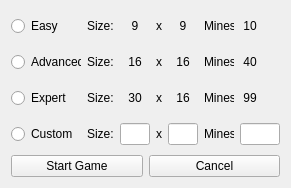
q-g-j/qminesweeper, file difficulty.ui: the form before one commit.
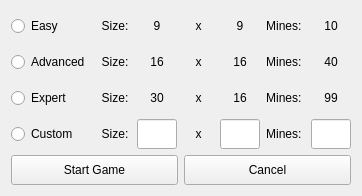
The form after the commit.

Commit message: fixed widget for choosing difficulty

Diff of the .ui file:
```diff
--- a/difficulty.ui
+++ b/difficulty.ui
@@ -6,12 +6,12 @@
    <rect>
     <x>0</x>
     <y>0</y>
-    <width>350</width>
-    <height>192</height>
+    <width>362</width>
+    <height>191</height>
    </rect>
   </property>
   <property name="sizePolicy">
-   <sizepolicy hsizetype="Fixed" vsizetype="Fixed">
+   <sizepolicy hsizetype="MinimumExpanding" vsizetype="MinimumExpanding">
     <horstretch>0</horstretch>
     <verstretch>0</verstretch>
    </sizepolicy>
@@ -20,25 +20,193 @@
    <string>Choose difficulty</string>
   </property>
   <layout class="QGridLayout" name="gridLayout_2">
-   <property name="sizeConstraint">
-    <enum>QLayout::SetFixedSize</enum>
-   </property>
+   <item row="1" column="0">
+    <layout class="QHBoxLayout" name="horizontalLayout">
+     <item>
+      <widget class="QPushButton" name="button_start">
+       <property name="sizePolicy">
+        <sizepolicy hsizetype="MinimumExpanding" vsizetype="MinimumExpanding">
+         <horstretch>0</horstretch>
+         <verstretch>0</verstretch>
+        </sizepolicy>
+       </property>
+       <property name="minimumSize">
+        <size>
+         <width>0</width>
+         <height>30</height>
+        </size>
+       </property>
+       <property name="maximumSize">
+        <size>
+         <width>16777215</width>
+         <height>50</height>
+        </size>
+       </property>
+       <property name="font">
+        <font>
+         <family>Arial</family>
+        </font>
+       </property>
+       <property name="text">
+        <string>Start Game</string>
+       </property>
+      </widget>
+     </item>
+     <item>
+      <widget class="QPushButton" name="button_cancel">
+       <property name="sizePolicy">
+        <sizepolicy hsizetype="MinimumExpanding" vsizetype="MinimumExpanding">
+         <horstretch>0</horstretch>
+         <verstretch>0</verstretch>
+        </sizepolicy>
+       </property>
+       <property name="minimumSize">
+        <size>
+         <width>0</width>
+         <height>0</height>
+        </size>
+       </property>
+       <property name="maximumSize">
+        <size>
+         <width>16777215</width>
+         <height>50</height>
+        </size>
+       </property>
+       <property name="font">
+        <font>
+         <family>Arial</family>
+        </font>
+       </property>
+       <property name="text">
+        <string>Cancel</string>
+       </property>
+      </widget>
+     </item>
+    </layout>
+   </item>
    <item row="0" column="0">
     <layout class="QGridLayout" name="gridLayout">
-     <item row="1" column="4">
-      <widget class="QLabel" name="label_medium_rows">
+     <item row="3" column="4" alignment="Qt::AlignHCenter|Qt::AlignVCenter">
+      <widget class="QLineEdit" name="lineEdit_custom_rows">
+       <property name="sizePolicy">
+        <sizepolicy hsizetype="MinimumExpanding" vsizetype="MinimumExpanding">
+         <horstretch>0</horstretch>
+         <verstretch>0</verstretch>
+        </sizepolicy>
+       </property>
+       <property name="minimumSize">
+        <size>
+         <width>30</width>
+         <height>30</height>
+        </size>
+       </property>
+       <property name="maximumSize">
+        <size>
+         <width>40</width>
+         <height>16777215</height>
+        </size>
+       </property>
+       <property name="font">
+        <font>
+         <family>Arial</family>
+        </font>
+       </property>
+       <property name="alignment">
+        <set>Qt::AlignCenter</set>
+       </property>
+      </widget>
+     </item>
+     <item row="0" column="5" alignment="Qt::AlignVCenter">
+      <widget class="QLabel" name="label_small_mines">
+       <property name="sizePolicy">
+        <sizepolicy hsizetype="MinimumExpanding" vsizetype="MinimumExpanding">
+         <horstretch>0</horstretch>
+         <verstretch>0</verstretch>
+        </sizepolicy>
+       </property>
+       <property name="minimumSize">
+        <size>
+         <width>30</width>
+         <height>30</height>
+        </size>
+       </property>
+       <property name="font">
+        <font>
+         <family>Arial</family>
+        </font>
+       </property>
        <property name="text">
-        <string>16</string>
+        <string>Mines: </string>
        </property>
        <property name="alignment">
         <set>Qt::AlignCenter</set>
        </property>
       </widget>
      </item>
-     <item row="1" column="1">
-      <widget class="QLabel" name="label_medium_size">
+     <item row="1" column="0" alignment="Qt::AlignVCenter">
+      <widget class="QRadioButton" name="radioButton_advanced">
        <property name="sizePolicy">
-        <sizepolicy hsizetype="Preferred" vsizetype="Fixed">
+        <sizepolicy hsizetype="MinimumExpanding" vsizetype="MinimumExpanding">
+         <horstretch>0</horstretch>
+         <verstretch>0</verstretch>
+        </sizepolicy>
+       </property>
+       <property name="minimumSize">
+        <size>
+         <width>80</width>
+         <height>30</height>
+        </size>
+       </property>
+       <property name="maximumSize">
+        <size>
+         <width>16777215</width>
+         <height>16777215</height>
+        </size>
+       </property>
+       <property name="font">
+        <font>
+         <family>Arial</family>
+        </font>
+       </property>
+       <property name="text">
+        <string>Advanced </string>
+       </property>
+      </widget>
+     </item>
+     <item row="3" column="0" alignment="Qt::AlignVCenter">
+      <widget class="QRadioButton" name="radioButton_custom">
+       <property name="sizePolicy">
+        <sizepolicy hsizetype="MinimumExpanding" vsizetype="MinimumExpanding">
+         <horstretch>0</horstretch>
+         <verstretch>0</verstretch>
+        </sizepolicy>
+       </property>
+       <property name="minimumSize">
+        <size>
+         <width>80</width>
+         <height>30</height>
+        </size>
+       </property>
+       <property name="maximumSize">
+        <size>
+         <width>16777215</width>
+         <height>16777215</height>
+        </size>
+       </property>
+       <property name="font">
+        <font>
+         <family>Arial</family>
+        </font>
+       </property>
+       <property name="text">
+        <string>Custom</string>
+       </property>
+      </widget>
+     </item>
+     <item row="3" column="3">
+      <widget class="QLabel" name="label_custom_x">
+       <property name="sizePolicy">
+        <sizepolicy hsizetype="MinimumExpanding" vsizetype="MinimumExpanding">
          <horstretch>0</horstretch>
          <verstretch>0</verstretch>
         </sizepolicy>
@@ -46,61 +214,139 @@
        <property name="minimumSize">
         <size>
          <width>0</width>
-         <height>30</height>
+         <height>0</height>
         </size>
        </property>
        <property name="maximumSize">
         <size>
-         <width>30</width>
-         <height>30</height>
+         <width>16777215</width>
+         <height>16777215</height>
         </size>
        </property>
+       <property name="font">
+        <font>
+         <family>Arial</family>
+        </font>
+       </property>
        <property name="text">
-        <string>Size:</string>
+        <string>x</string>
        </property>
        <property name="alignment">
-        <set>Qt::AlignLeading|Qt::AlignLeft|Qt::AlignVCenter</set>
+        <set>Qt::AlignCenter</set>
        </property>
       </widget>
      </item>
-     <item row="1" column="6">
-      <widget class="QLabel" name="label_medium_mines_value">
+     <item row="3" column="6" alignment="Qt::AlignVCenter">
+      <widget class="QLineEdit" name="lineEdit_custom_mines">
+       <property name="sizePolicy">
+        <sizepolicy hsizetype="MinimumExpanding" vsizetype="MinimumExpanding">
+         <horstretch>0</horstretch>
+         <verstretch>0</verstretch>
+        </sizepolicy>
+       </property>
+       <property name="minimumSize">
+        <size>
+         <width>30</width>
+         <height>30</height>
+        </size>
+       </property>
        <property name="maximumSize">
         <size>
          <width>40</width>
          <height>16777215</height>
         </size>
        </property>
-       <property name="layoutDirection">
-        <enum>Qt::LeftToRight</enum>
+       <property name="font">
+        <font>
+         <family>Arial</family>
+        </font>
        </property>
+       <property name="alignment">
+        <set>Qt::AlignCenter</set>
+       </property>
+      </widget>
+     </item>
+     <item row="2" column="0" alignment="Qt::AlignVCenter">
+      <widget class="QRadioButton" name="radioButton_expert">
+       <property name="sizePolicy">
+        <sizepolicy hsizetype="MinimumExpanding" vsizetype="MinimumExpanding">
+         <horstretch>0</horstretch>
+         <verstretch>0</verstretch>
+        </sizepolicy>
+       </property>
+       <property name="minimumSize">
+        <size>
+         <width>80</width>
+         <height>30</height>
+        </size>
+       </property>
+       <property name="maximumSize">
+        <size>
+         <width>16777215</width>
+         <height>16777215</height>
+        </size>
+       </property>
+       <property name="font">
+        <font>
+         <family>Arial</family>
+        </font>
+       </property>
        <property name="text">
-        <string> 40</string>
+        <string>Expert</string>
        </property>
+      </widget>
+     </item>
+     <item row="0" column="4" alignment="Qt::AlignVCenter">
+      <widget class="QLabel" name="label_small_rows">
+       <property name="sizePolicy">
+        <sizepolicy hsizetype="MinimumExpanding" vsizetype="MinimumExpanding">
+         <horstretch>0</horstretch>
+         <verstretch>0</verstretch>
+        </sizepolicy>
+       </property>
+       <property name="minimumSize">
+        <size>
+         <width>30</width>
+         <height>30</height>
+        </size>
+       </property>
+       <property name="maximumSize">
+        <size>
+         <width>16777215</width>
+         <height>16777215</height>
+        </size>
+       </property>
+       <property name="font">
+        <font>
+         <family>Arial</family>
+        </font>
+       </property>
+       <property name="text">
+        <string>9</string>
+       </property>
        <property name="alignment">
-        <set>Qt::AlignLeading|Qt::AlignLeft|Qt::AlignVCenter</set>
+        <set>Qt::AlignCenter</set>
        </property>
       </widget>
      </item>
-     <item row="1" column="2">
+     <item row="1" column="2" alignment="Qt::AlignVCenter">
       <widget class="QLabel" name="label_medium_cols">
        <property name="sizePolicy">
-        <sizepolicy hsizetype="Preferred" vsizetype="Fixed">
+        <sizepolicy hsizetype="MinimumExpanding" vsizetype="MinimumExpanding">
          <horstretch>0</horstretch>
          <verstretch>0</verstretch>
         </sizepolicy>
        </property>
        <property name="minimumSize">
         <size>
-         <width>0</width>
+         <width>30</width>
          <height>30</height>
         </size>
        </property>
-       <property name="maximumSize">
-        <size>
-         <width>16777215</width>
-         <height>30</height>
-        </size>
+       <property name="font">
+        <font>
+         <family>Arial</family>
+        </font>
        </property>
        <property name="text">
         <string>16</string>
@@ -110,109 +356,61 @@
        </property>
       </widget>
      </item>
-     <item row="2" column="3">
-      <widget class="QLabel" name="label_large_x">
-       <property name="maximumSize">
-        <size>
-         <width>10</width>
-         <height>16777215</height>
-        </size>
-       </property>
-       <property name="text">
-        <string>x</string>
-       </property>
-       <property name="alignment">
-        <set>Qt::AlignCenter</set>
-       </property>
-      </widget>
-     </item>
-     <item row="2" column="6">
-      <widget class="QLabel" name="label_large_mines_value">
-       <property name="maximumSize">
-        <size>
-         <width>40</width>
-         <height>16777215</height>
-        </size>
-       </property>
-       <property name="layoutDirection">
-        <enum>Qt::LeftToRight</enum>
-       </property>
-       <property name="text">
-        <string> 99</string>
-       </property>
-       <property name="alignment">
-        <set>Qt::AlignLeading|Qt::AlignLeft|Qt::AlignVCenter</set>
-       </property>
-      </widget>
-     </item>
-     <item row="0" column="6">
-      <widget class="QLabel" name="label_small_mines_value">
-       <property name="maximumSize">
-        <size>
-         <width>40</width>
-         <height>16777215</height>
-        </size>
-       </property>
-       <property name="layoutDirection">
-        <enum>Qt::LeftToRight</enum>
-       </property>
-       <property name="text">
-        <string> 10</string>
-       </property>
-       <property name="alignment">
-        <set>Qt::AlignLeading|Qt::AlignLeft|Qt::AlignVCenter</set>
-       </property>
-      </widget>
-     </item>
-     <item row="1" column="5">
-      <widget class="QLabel" name="label_medium_mines">
-       <property name="maximumSize">
-        <size>
-         <width>30</width>
-         <height>16777215</height>
-        </size>
-       </property>
-       <property name="text">
-        <string>Mines: </string>
-       </property>
-      </widget>
-     </item>
-     <item row="2" column="1">
-      <widget class="QLabel" name="label_large_size">
+     <item row="3" column="2" alignment="Qt::AlignHCenter|Qt::AlignVCenter">
+      <widget class="QLineEdit" name="lineEdit_custom_cols">
        <property name="sizePolicy">
-        <sizepolicy hsizetype="Preferred" vsizetype="Fixed">
+        <sizepolicy hsizetype="MinimumExpanding" vsizetype="MinimumExpanding">
          <horstretch>0</horstretch>
          <verstretch>0</verstretch>
         </sizepolicy>
        </property>
        <property name="minimumSize">
         <size>
-         <width>0</width>
-         <height>30</height>
-        </size>
-       </property>
-       <property name="maximumSize">
-        <size>
          <width>30</width>
          <height>30</height>
         </size>
        </property>
-       <property name="text">
-        <string>Size:</string>
+       <property name="maximumSize">
+        <size>
+         <width>40</width>
+         <height>16777215</height>
+        </size>
+       </property>
+       <property name="font">
+        <font>
+         <family>Arial</family>
+        </font>
        </property>
        <property name="alignment">
-        <set>Qt::AlignLeading|Qt::AlignLeft|Qt::AlignVCenter</set>
+        <set>Qt::AlignCenter</set>
        </property>
       </widget>
      </item>
      <item row="1" column="3">
       <widget class="QLabel" name="label_medium_x">
+       <property name="sizePolicy">
+        <sizepolicy hsizetype="MinimumExpanding" vsizetype="MinimumExpanding">
+         <horstretch>0</horstretch>
+         <verstretch>0</verstretch>
+        </sizepolicy>
+       </property>
+       <property name="minimumSize">
+        <size>
+         <width>0</width>
+         <height>0</height>
+        </size>
+       </property>
        <property name="maximumSize">
         <size>
-         <width>10</width>
+         <width>16777215</width>
          <height>16777215</height>
         </size>
        </property>
+       <property name="font">
+        <font>
+         <family>Arial</family>
+        </font>
+       </property>
        <property name="text">
         <string>x</string>
        </property>
@@ -221,39 +419,127 @@
        </property>
       </widget>
      </item>
-     <item row="2" column="0">
-      <widget class="QRadioButton" name="radioButton_expert">
+     <item row="0" column="6" alignment="Qt::AlignVCenter">
+      <widget class="QLabel" name="label_small_mines_value">
        <property name="sizePolicy">
-        <sizepolicy hsizetype="Minimum" vsizetype="Fixed">
+        <sizepolicy hsizetype="MinimumExpanding" vsizetype="MinimumExpanding">
          <horstretch>0</horstretch>
          <verstretch>0</verstretch>
         </sizepolicy>
        </property>
        <property name="minimumSize">
         <size>
-         <width>0</width>
+         <width>30</width>
          <height>30</height>
         </size>
        </property>
        <property name="maximumSize">
         <size>
-         <width>70</width>
+         <width>16777215</width>
+         <height>16777215</height>
+        </size>
+       </property>
+       <property name="font">
+        <font>
+         <family>Arial</family>
+        </font>
+       </property>
+       <property name="layoutDirection">
+        <enum>Qt::LeftToRight</enum>
+       </property>
+       <property name="text">
+        <string>10</string>
+       </property>
+       <property name="alignment">
+        <set>Qt::AlignCenter</set>
+       </property>
+      </widget>
+     </item>
+     <item row="1" column="1" alignment="Qt::AlignVCenter">
+      <widget class="QLabel" name="label_medium_size">
+       <property name="sizePolicy">
+        <sizepolicy hsizetype="MinimumExpanding" vsizetype="MinimumExpanding">
+         <horstretch>0</horstretch>
+         <verstretch>0</verstretch>
+        </sizepolicy>
+       </property>
+       <property name="minimumSize">
+        <size>
+         <width>30</width>
          <height>30</height>
         </size>
        </property>
+       <property name="font">
+        <font>
+         <family>Arial</family>
+        </font>
+       </property>
        <property name="text">
-        <string>Expert</string>
+        <string>Size:</string>
+       </property>
+       <property name="alignment">
+        <set>Qt::AlignCenter</set>
+       </property>
+      </widget>
+     </item>
+     <item row="2" column="3">
+      <widget class="QLabel" name="label_large_x">
+       <property name="sizePolicy">
+        <sizepolicy hsizetype="MinimumExpanding" vsizetype="MinimumExpanding">
+         <horstretch>0</horstretch>
+         <verstretch>0</verstretch>
+        </sizepolicy>
+       </property>
+       <property name="minimumSize">
+        <size>
+         <width>0</width>
+         <height>0</height>
+        </size>
+       </property>
+       <property name="maximumSize">
+        <size>
+         <width>16777215</width>
+         <height>16777215</height>
+        </size>
+       </property>
+       <property name="font">
+        <font>
+         <family>Arial</family>
+        </font>
+       </property>
+       <property name="text">
+        <string>x</string>
+       </property>
+       <property name="alignment">
+        <set>Qt::AlignCenter</set>
        </property>
       </widget>
      </item>
      <item row="0" column="3">
       <widget class="QLabel" name="label_small_x">
+       <property name="sizePolicy">
+        <sizepolicy hsizetype="MinimumExpanding" vsizetype="MinimumExpanding">
+         <horstretch>0</horstretch>
+         <verstretch>0</verstretch>
+        </sizepolicy>
+       </property>
+       <property name="minimumSize">
+        <size>
+         <width>0</width>
+         <height>0</height>
+        </size>
+       </property>
        <property name="maximumSize">
         <size>
-         <width>10</width>
+         <width>16777215</width>
          <height>16777215</height>
         </size>
        </property>
+       <property name="font">
+        <font>
+         <family>Arial</family>
+        </font>
+       </property>
        <property name="text">
         <string>x</string>
        </property>
@@ -262,88 +548,183 @@
        </property>
       </widget>
      </item>
-     <item row="2" column="4">
-      <widget class="QLabel" name="label_large_rows">
-       <property name="text">
-        <string>16</string>
-       </property>
-       <property name="alignment">
-        <set>Qt::AlignCenter</set>
-       </property>
-      </widget>
-     </item>
-     <item row="0" column="1">
+     <item row="0" column="1" alignment="Qt::AlignVCenter">
       <widget class="QLabel" name="label_small_size">
        <property name="sizePolicy">
-        <sizepolicy hsizetype="Preferred" vsizetype="Fixed">
+        <sizepolicy hsizetype="MinimumExpanding" vsizetype="MinimumExpanding">
          <horstretch>0</horstretch>
          <verstretch>0</verstretch>
         </sizepolicy>
        </property>
        <property name="minimumSize">
         <size>
-         <width>0</width>
-         <height>30</height>
-        </size>
-       </property>
-       <property name="maximumSize">
-        <size>
          <width>30</width>
          <height>30</height>
         </size>
        </property>
+       <property name="font">
+        <font>
+         <family>Arial</family>
+        </font>
+       </property>
        <property name="text">
         <string>Size:</string>
        </property>
        <property name="alignment">
-        <set>Qt::AlignLeading|Qt::AlignLeft|Qt::AlignVCenter</set>
+        <set>Qt::AlignCenter</set>
        </property>
       </widget>
      </item>
-     <item row="0" column="0">
-      <widget class="QRadioButton" name="radioButton_easy">
+     <item row="0" column="2" alignment="Qt::AlignVCenter">
+      <widget class="QLabel" name="label_small_cols">
        <property name="sizePolicy">
-        <sizepolicy hsizetype="Minimum" vsizetype="Fixed">
+        <sizepolicy hsizetype="MinimumExpanding" vsizetype="MinimumExpanding">
          <horstretch>0</horstretch>
          <verstretch>0</verstretch>
         </sizepolicy>
        </property>
        <property name="minimumSize">
         <size>
-         <width>0</width>
+         <width>30</width>
          <height>30</height>
         </size>
        </property>
+       <property name="font">
+        <font>
+         <family>Arial</family>
+        </font>
+       </property>
+       <property name="text">
+        <string>9</string>
+       </property>
+       <property name="alignment">
+        <set>Qt::AlignCenter</set>
+       </property>
+      </widget>
+     </item>
+     <item row="1" column="6" alignment="Qt::AlignVCenter">
+      <widget class="QLabel" name="label_medium_mines_value">
+       <property name="sizePolicy">
+        <sizepolicy hsizetype="MinimumExpanding" vsizetype="MinimumExpanding">
+         <horstretch>0</horstretch>
+         <verstretch>0</verstretch>
+        </sizepolicy>
+       </property>
+       <property name="minimumSize">
+        <size>
+         <width>30</width>
+         <height>30</height>
+        </size>
+       </property>
        <property name="maximumSize">
         <size>
-         <width>70</width>
+         <width>16777215</width>
+         <height>16777215</height>
+        </size>
+       </property>
+       <property name="font">
+        <font>
+         <family>Arial</family>
+        </font>
+       </property>
+       <property name="layoutDirection">
+        <enum>Qt::LeftToRight</enum>
+       </property>
+       <property name="text">
+        <string>40</string>
+       </property>
+       <property name="alignment">
+        <set>Qt::AlignCenter</set>
+       </property>
+      </widget>
+     </item>
+     <item row="1" column="4" alignment="Qt::AlignVCenter">
+      <widget class="QLabel" name="label_medium_rows">
+       <property name="sizePolicy">
+        <sizepolicy hsizetype="MinimumExpanding" vsizetype="MinimumExpanding">
+         <horstretch>0</horstretch>
+         <verstretch>0</verstretch>
+        </sizepolicy>
+       </property>
+       <property name="minimumSize">
+        <size>
+         <width>30</width>
          <height>30</height>
         </size>
        </property>
+       <property name="maximumSize">
+        <size>
+         <width>16777215</width>
+         <height>16777215</height>
+        </size>
+       </property>
+       <property name="font">
+        <font>
+         <family>Arial</family>
+        </font>
+       </property>
        <property name="text">
-        <string>Easy</string>
+        <string>16</string>
        </property>
+       <property name="alignment">
+        <set>Qt::AlignCenter</set>
+       </property>
       </widget>
      </item>
-     <item row="2" column="2">
+     <item row="2" column="6" alignment="Qt::AlignVCenter">
+      <widget class="QLabel" name="label_large_mines_value">
+       <property name="sizePolicy">
+        <sizepolicy hsizetype="MinimumExpanding" vsizetype="MinimumExpanding">
+         <horstretch>0</horstretch>
+         <verstretch>0</verstretch>
+        </sizepolicy>
+       </property>
+       <property name="minimumSize">
+        <size>
+         <width>30</width>
+         <height>30</height>
+        </size>
+       </property>
+       <property name="maximumSize">
+        <size>
+         <width>16777215</width>
+         <height>16777215</height>
+        </size>
+       </property>
+       <property name="font">
+        <font>
+         <family>Arial</family>
+        </font>
+       </property>
+       <property name="layoutDirection">
+        <enum>Qt::LeftToRight</enum>
+       </property>
+       <property name="text">
+        <string>99</string>
+       </property>
+       <property name="alignment">
+        <set>Qt::AlignCenter</set>
+       </property>
+      </widget>
+     </item>
+     <item row="2" column="2" alignment="Qt::AlignVCenter">
       <widget class="QLabel" name="label_large_cols">
        <property name="sizePolicy">
-        <sizepolicy hsizetype="Preferred" vsizetype="Fixed">
+        <sizepolicy hsizetype="MinimumExpanding" vsizetype="MinimumExpanding">
          <horstretch>0</horstretch>
          <verstretch>0</verstretch>
         </sizepolicy>
        </property>
        <property name="minimumSize">
         <size>
-         <width>0</width>
+         <width>30</width>
          <height>30</height>
         </size>
        </property>
-       <property name="maximumSize">
-        <size>
-         <width>16777215</width>
-         <height>30</height>
-        </size>
+       <property name="font">
+        <font>
+         <family>Arial</family>
+        </font>
        </property>
        <property name="text">
         <string>30</string>
@@ -353,222 +734,201 @@
        </property>
       </widget>
      </item>
-     <item row="0" column="5">
-      <widget class="QLabel" name="label_small_mines">
+     <item row="3" column="5" alignment="Qt::AlignVCenter">
+      <widget class="QLabel" name="label_custom_mines">
+       <property name="sizePolicy">
+        <sizepolicy hsizetype="MinimumExpanding" vsizetype="MinimumExpanding">
+         <horstretch>0</horstretch>
+         <verstretch>0</verstretch>
+        </sizepolicy>
+       </property>
+       <property name="minimumSize">
+        <size>
+         <width>30</width>
+         <height>30</height>
+        </size>
+       </property>
+       <property name="font">
+        <font>
+         <family>Arial</family>
+        </font>
+       </property>
+       <property name="text">
+        <string>Mines: </string>
+       </property>
+       <property name="alignment">
+        <set>Qt::AlignCenter</set>
+       </property>
+      </widget>
+     </item>
+     <item row="1" column="5" alignment="Qt::AlignVCenter">
+      <widget class="QLabel" name="label_medium_mines">
+       <property name="sizePolicy">
+        <sizepolicy hsizetype="MinimumExpanding" vsizetype="MinimumExpanding">
+         <horstretch>0</horstretch>
+         <verstretch>0</verstretch>
+        </sizepolicy>
+       </property>
+       <property name="minimumSize">
+        <size>
+         <width>30</width>
+         <height>30</height>
+        </size>
+       </property>
+       <property name="font">
+        <font>
+         <family>Arial</family>
+        </font>
+       </property>
+       <property name="text">
+        <string>Mines: </string>
+       </property>
+       <property name="alignment">
+        <set>Qt::AlignCenter</set>
+       </property>
+      </widget>
+     </item>
+     <item row="0" column="0" alignment="Qt::AlignVCenter">
+      <widget class="QRadioButton" name="radioButton_easy">
+       <property name="sizePolicy">
+        <sizepolicy hsizetype="MinimumExpanding" vsizetype="MinimumExpanding">
+         <horstretch>0</horstretch>
+         <verstretch>0</verstretch>
+        </sizepolicy>
+       </property>
+       <property name="minimumSize">
+        <size>
+         <width>80</width>
+         <height>30</height>
+        </size>
+       </property>
        <property name="maximumSize">
         <size>
-         <width>30</width>
+         <width>16777215</width>
          <height>16777215</height>
         </size>
        </property>
+       <property name="font">
+        <font>
+         <family>Arial</family>
+        </font>
+       </property>
        <property name="text">
-        <string>Mines: </string>
+        <string>Easy</string>
        </property>
       </widget>
      </item>
-     <item row="1" column="0">
-      <widget class="QRadioButton" name="radioButton_advanced">
+     <item row="2" column="1" alignment="Qt::AlignVCenter">
+      <widget class="QLabel" name="label_large_size">
        <property name="sizePolicy">
-        <sizepolicy hsizetype="Minimum" vsizetype="Fixed">
+        <sizepolicy hsizetype="MinimumExpanding" vsizetype="MinimumExpanding">
          <horstretch>0</horstretch>
          <verstretch>0</verstretch>
         </sizepolicy>
        </property>
        <property name="minimumSize">
         <size>
-         <width>0</width>
+         <width>30</width>
          <height>30</height>
         </size>
        </property>
-       <property name="maximumSize">
-        <size>
-         <width>70</width>
-         <height>30</height>
-        </size>
+       <property name="font">
+        <font>
+         <family>Arial</family>
+        </font>
        </property>
        <property name="text">
-        <string>Advanced </string>
-       </property>
-      </widget>
-     </item>
-     <item row="0" column="4">
-      <widget class="QLabel" name="label_small_rows">
-       <property name="text">
-        <string>9</string>
+        <string>Size:</string>
        </property>
        <property name="alignment">
         <set>Qt::AlignCenter</set>
        </property>
       </widget>
      </item>
-     <item row="2" column="5">
+     <item row="2" column="5" alignment="Qt::AlignVCenter">
       <widget class="QLabel" name="label_large_mines">
-       <property name="maximumSize">
+       <property name="sizePolicy">
+        <sizepolicy hsizetype="MinimumExpanding" vsizetype="MinimumExpanding">
+         <horstretch>0</horstretch>
+         <verstretch>0</verstretch>
+        </sizepolicy>
+       </property>
+       <property name="minimumSize">
         <size>
          <width>30</width>
-         <height>16777215</height>
+         <height>30</height>
         </size>
        </property>
+       <property name="font">
+        <font>
+         <family>Arial</family>
+        </font>
+       </property>
        <property name="text">
         <string>Mines: </string>
        </property>
+       <property name="alignment">
+        <set>Qt::AlignCenter</set>
+       </property>
       </widget>
      </item>
-     <item row="0" column="2">
-      <widget class="QLabel" name="label_small_cols">
+     <item row="2" column="4" alignment="Qt::AlignVCenter">
+      <widget class="QLabel" name="label_large_rows">
        <property name="sizePolicy">
-        <sizepolicy hsizetype="Preferred" vsizetype="Fixed">
+        <sizepolicy hsizetype="MinimumExpanding" vsizetype="MinimumExpanding">
          <horstretch>0</horstretch>
          <verstretch>0</verstretch>
         </sizepolicy>
        </property>
        <property name="minimumSize">
         <size>
-         <width>0</width>
+         <width>30</width>
          <height>30</height>
         </size>
        </property>
        <property name="maximumSize">
         <size>
          <width>16777215</width>
-         <height>30</height>
-        </size>
-       </property>
-       <property name="text">
-        <string>9</string>
-       </property>
-       <property name="alignment">
-        <set>Qt::AlignCenter</set>
-       </property>
-      </widget>
-     </item>
-     <item row="3" column="3">
-      <widget class="QLabel" name="label_custom_x">
-       <property name="maximumSize">
-        <size>
-         <width>10</width>
          <height>16777215</height>
         </size>
        </property>
+       <property name="font">
+        <font>
+         <family>Arial</family>
+        </font>
+       </property>
        <property name="text">
-        <string>x</string>
+        <string>16</string>
        </property>
        <property name="alignment">
         <set>Qt::AlignCenter</set>
        </property>
       </widget>
      </item>
-     <item row="3" column="0">
-      <widget class="QRadioButton" name="radioButton_custom">
-       <property name="sizePolicy">
-        <sizepolicy hsizetype="Minimum" vsizetype="Fixed">
-         <horstretch>0</horstretch>
-         <verstretch>0</verstretch>
-        </sizepolicy>
-       </property>
-       <property name="minimumSize">
-        <size>
-         <width>0</width>
-         <height>30</height>
-        </size>
-       </property>
-       <property name="maximumSize">
-        <size>
-         <width>70</width>
-         <height>30</height>
-        </size>
-       </property>
-       <property name="text">
-        <string>Custom</string>
-       </property>
-      </widget>
-     </item>
-     <item row="3" column="1">
+     <item row="3" column="1" alignment="Qt::AlignVCenter">
       <widget class="QLabel" name="label_custom_size">
        <property name="sizePolicy">
-        <sizepolicy hsizetype="Preferred" vsizetype="Fixed">
+        <sizepolicy hsizetype="MinimumExpanding" vsizetype="MinimumExpanding">
          <horstretch>0</horstretch>
          <verstretch>0</verstretch>
         </sizepolicy>
        </property>
        <property name="minimumSize">
         <size>
-         <width>0</width>
-         <height>30</height>
-        </size>
-       </property>
-       <property name="maximumSize">
-        <size>
          <width>30</width>
          <height>30</height>
         </size>
        </property>
+       <property name="font">
+        <font>
+         <family>Arial</family>
+        </font>
+       </property>
        <property name="text">
         <string>Size:</string>
        </property>
        <property name="alignment">
-        <set>Qt::AlignLeading|Qt::AlignLeft|Qt::AlignVCenter</set>
-       </property>
-      </widget>
-     </item>
-     <item row="3" column="2">
-      <widget class="QLineEdit" name="lineEdit_custom_cols">
-       <property name="maximumSize">
-        <size>
-         <width>30</width>
-         <height>16777215</height>
-        </size>
-       </property>
-      </widget>
-     </item>
-     <item row="3" column="4">
-      <widget class="QLineEdit" name="lineEdit_custom_rows">
-       <property name="maximumSize">
-        <size>
-         <width>30</width>
-         <height>16777215</height>
-        </size>
-       </property>
-      </widget>
-     </item>
-     <item row="3" column="5">
-      <widget class="QLabel" name="label_custom_mines">
-       <property name="maximumSize">
-        <size>
-         <width>30</width>
-         <height>16777215</height>
-        </size>
-       </property>
-       <property name="text">
-        <string>Mines: </string>
-       </property>
-      </widget>
-     </item>
-     <item row="3" column="6">
-      <widget class="QLineEdit" name="lineEdit_custom_mines">
-       <property name="maximumSize">
-        <size>
-         <width>40</width>
-         <height>16777215</height>
-        </size>
-       </property>
-      </widget>
-     </item>
-    </layout>
-   </item>
-   <item row="1" column="0">
-    <layout class="QHBoxLayout" name="horizontalLayout">
-     <item>
-      <widget class="QPushButton" name="button_start">
-       <property name="text">
-        <string>Start Game</string>
-       </property>
-      </widget>
-     </item>
-     <item>
-      <widget class="QPushButton" name="button_cancel">
-       <property name="text">
-        <string>Cancel</string>
+        <set>Qt::AlignCenter</set>
        </property>
       </widget>
      </item>
```
Left out of the diff: 11 changed lines with no effect on the pictures. The commit also changes 5 other files.
